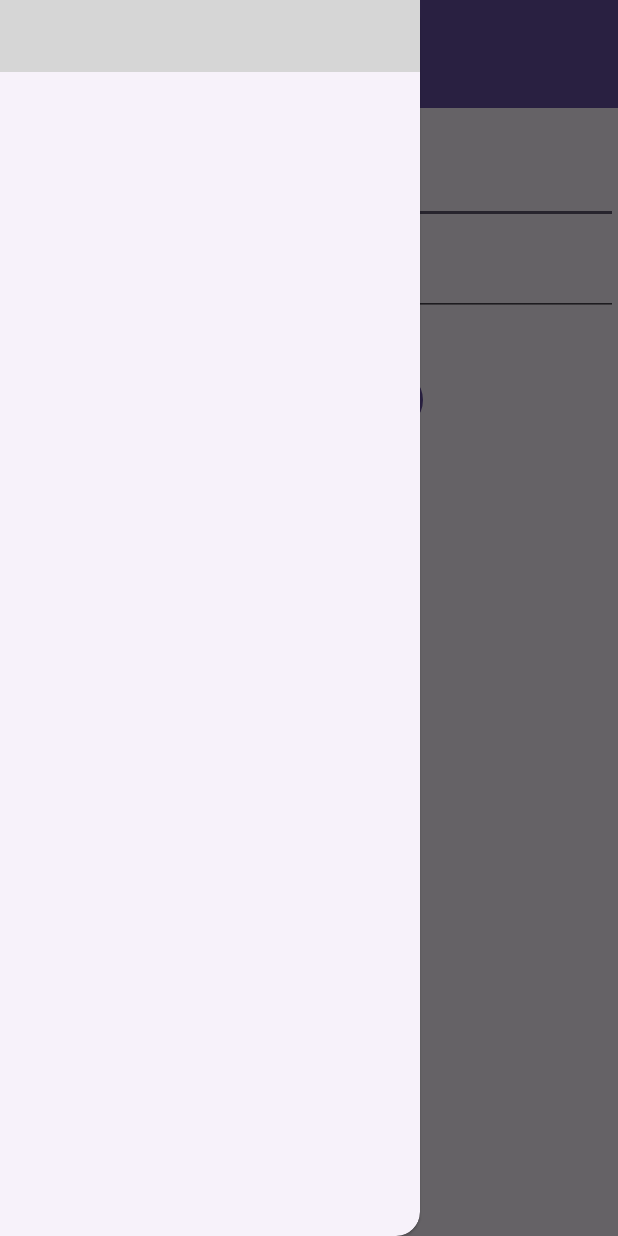
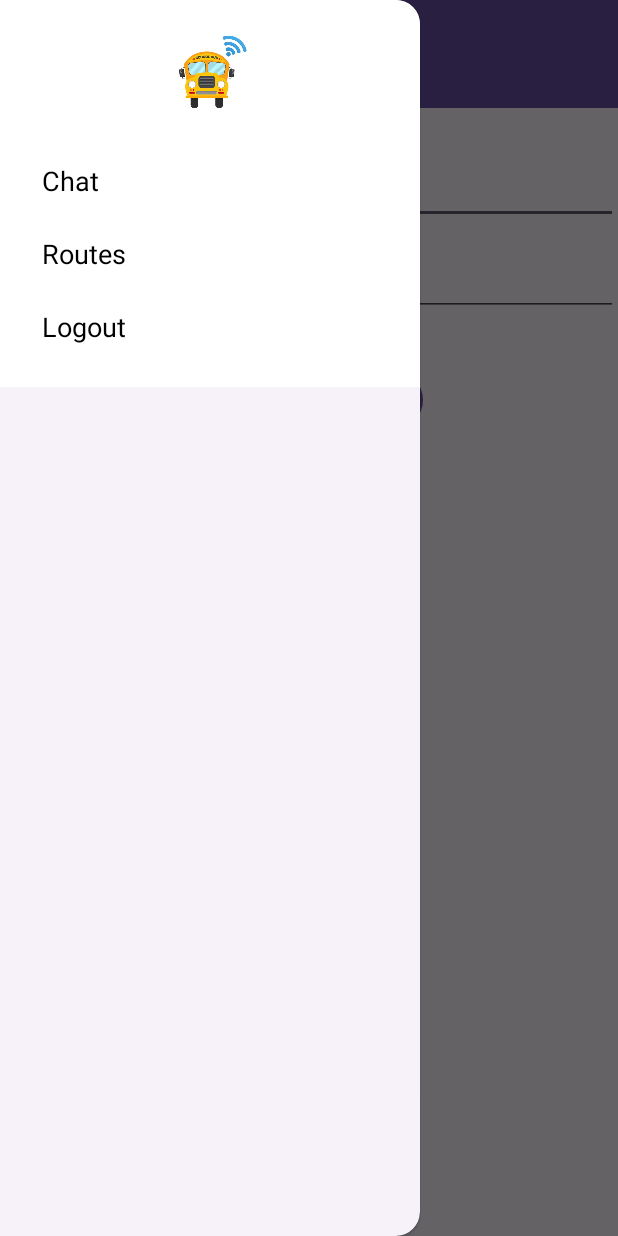
Before and after one commit to sricheekati/Smart_School_Bus_App_Android, an Android app: the DriverDashboardActivity screen opened directly, with no data from a screen before it, with the side drawer open, on a phone screen of 412 x 824 dp. Run offline under Robolectric (Android 15) with nearby library versions, the phone set to English and light mode, and no system bars; our stand-ins replace Firebase (no records; nobody signed in at launch, a user with empty details on screens opened directly); 1 statement that could not run was skipped; grey boxes are pictures that could not be loaded.

Commit message:
Updated admin dashboard and layouts for menu bar,routes.

```diff
--- /dev/null
+++ b/app/src/main/res/layout/menu_sidebar.xml
@@ -0,0 +1,71 @@
+<?xml version="1.0" encoding="utf-8"?>
+<LinearLayout xmlns:android="http://schemas.android.com/apk/res/android"
+    xmlns:app="http://schemas.android.com/apk/res-auto"
+    xmlns:tools="http://schemas.android.com/tools"
+    android:layout_width="match_parent"
+    android:layout_height="match_parent"
+    android:orientation="vertical"
+    android:background="@color/white"
+    android:padding="16dp"
+    android:gravity="top">
+
+    <!-- 🚍 School Bus Icon -->
+    <ImageView
+        android:id="@+id/schoolBusIcon"
+        android:layout_width="80dp"
+        android:layout_height="80dp"
+        android:layout_gravity="center_horizontal"
+        android:src="@drawable/logo"
+        android:contentDescription="School Bus Icon"
+        android:paddingBottom="16dp" />
+
+    <!-- 📝 Chat -->
+    <TextView
+        android:id="@+id/menuChat"
+        android:layout_width="match_parent"
+        android:layout_height="wrap_content"
+        android:text="Chat"
+        android:textSize="18sp"
+        android:textColor="@android:color/black"
+        android:padding="12dp"
+        android:clickable="true"
+        android:focusable="true" />
+
+    <!-- 🛣 Routes -->
+    <TextView
+        android:id="@+id/menuRoutes"
+        android:layout_width="match_parent"
+        android:layout_height="wrap_content"
+        android:text="Routes"
+        android:textSize="18sp"
+        android:textColor="@android:color/black"
+        android:padding="12dp"
+        android:clickable="true"
+        android:focusable="true" />
+
+    <!-- ✅ Approve Users (Only for Admins) -->
+    <TextView
+        android:id="@+id/menuApproveUsers"
+        android:layout_width="match_parent"
+        android:layout_height="wrap_content"
+        android:text="Approve Users"
+        android:textSize="18sp"
+        android:textColor="@android:color/black"
+        android:padding="12dp"
+        android:clickable="true"
+        android:focusable="true"
+        android:visibility="gone" />
+
+    <!-- 🚪 Logout -->
+    <TextView
+        android:id="@+id/menuLogout"
+        android:layout_width="match_parent"
+        android:layout_height="wrap_content"
+        android:text="Logout"
+        android:textSize="18sp"
+        android:textColor="@android:color/black"
+        android:padding="12dp"
+        android:clickable="true"
+        android:focusable="true" />
+
+</LinearLayout>
```
Also changed, not shown: app/src/main/java/com/example/smartschoolbusapp/AdminDashboardActivity.java (+50 -23 lines), app/src/main/res/layout/activity_admin_dashboard.xml (+28 -24 lines), app/src/main/res/layout/item_route.xml (added, +35 -0 lines), app/src/main/res/layout/menu_item.xml (added, +32 -0 lines).
